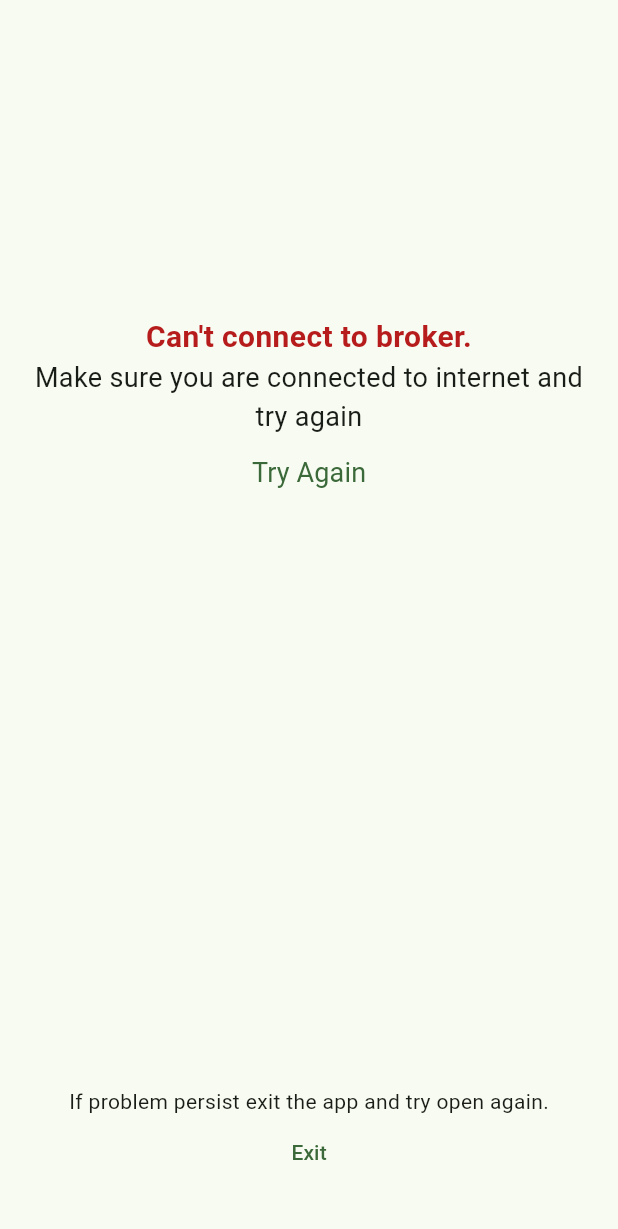
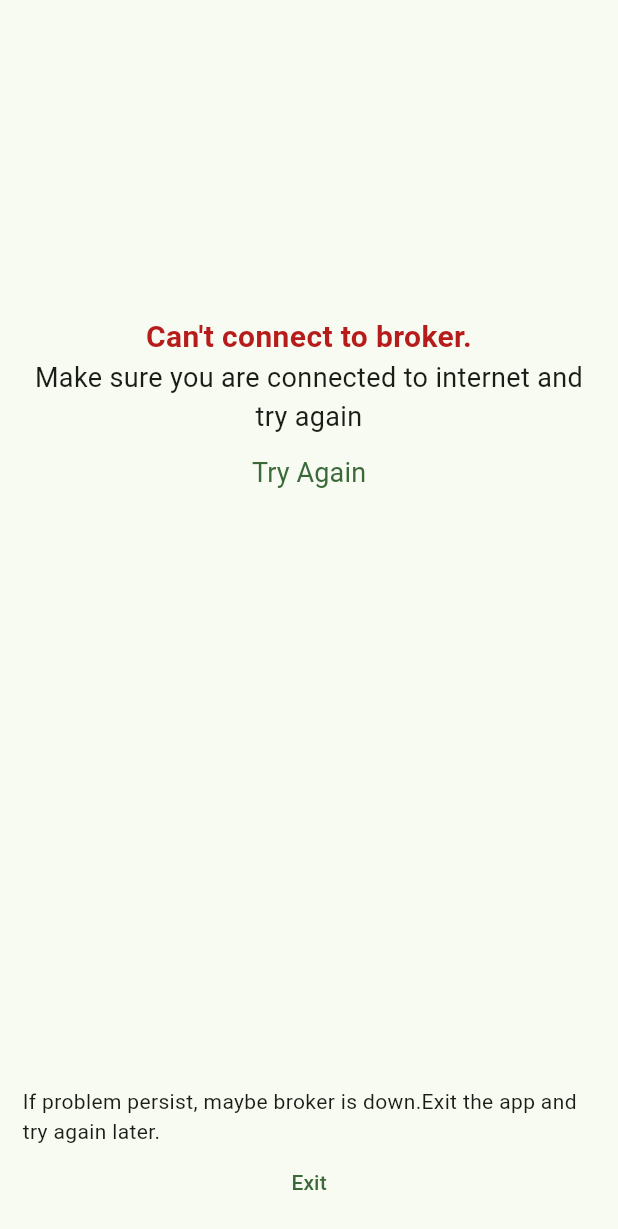
Before and after one commit to makis73/new_gardenifi, a Flutter app: the CanNotConnectToBrokerWidget widget shown alone on an empty page, opened directly, after a tap on "Try Again", on a phone screen of 412 x 824 dp. Shown: the top 1229 px of the screen. Run offline on Flutter 3.47's test engine with Material 3 defaults, Android fonts, the phone set to English and light mode, and no system bars; our stand-ins replace flutter_blue_plus, flutter_riverpod, shared_preferences; missing offline and left inert: mqtt_client; accounts and stored records are empty; generated files the repository leaves out were written again.

Commit message:
addressing disconnectig and failure connecting to broker issues

```diff
--- a/lib/src/features/mqtt/presentation/mqtt_controller.dart
+++ b/lib/src/features/mqtt/presentation/mqtt_controller.dart
@@ -128,9 +128,9 @@ class MqttController extends StateNotifier<AsyncValue<void>> {
 }
 
 // ------------> Providers <--------------
-final mqttControllerProvider = StateNotifierProvider<MqttController, AsyncValue>((ref) {
-  return MqttController(ref);
-});
+
+final mqttControllerProvider =
+    StateNotifierProvider<MqttController, AsyncValue>((ref) => MqttController(ref));
 
 //TODO: Providers must receive the initial value from broker
 final valvesTopicProvider = StateProvider<List<String>>((ref) => []);
--- a/lib/src/features/mqtt/presentation/widgets/can_not_connect_to_broker_widget.dart
+++ b/lib/src/features/mqtt/presentation/widgets/can_not_connect_to_broker_widget.dart
@@ -2,6 +2,7 @@ import 'package:flutter/material.dart';
 import 'package:flutter/services.dart';
 import 'package:flutter_riverpod/flutter_riverpod.dart';
 import 'package:new_gardenifi_app/src/constants/text_styles.dart';
+import 'package:new_gardenifi_app/src/features/mqtt/presentation/mqtt_controller.dart';
 import 'package:new_gardenifi_app/src/localization/string_hardcoded.dart';
 
 class CanNotConnectToBrokerWidget extends ConsumerWidget {
@@ -32,18 +33,16 @@ class CanNotConnectToBrokerWidget extends ConsumerWidget {
                 ),
                 TextButton(
                     onPressed: () async {
-                      // TODO: To something
+                      // Reset providers and try to connect to broker
+                      ref.invalidate(mqttControllerProvider);
+                      ref.invalidate(cantConnectProvider);
+                      ref.invalidate(disconnectedProvider);
+                      ref.read(mqttControllerProvider.notifier).setupAndConnectClient();
                     },
                     child: Text(
                       'Try Again'.hardcoded,
                       style: TextStyles.smallNormal,
                     )),
-                // gapH32,
-                // const Icon(
-                //   Icons.wifi_off,
-                //   size: 40,
-                //   color: Colors.blue,
-                // )
               ],
             ),
           ), // A placeholder instead of button while device is not connected
@@ -53,10 +52,10 @@ class CanNotConnectToBrokerWidget extends ConsumerWidget {
               height: 100,
               child: Column(
                 children: [
-                  Text('If problem persist exit the app and try open again.'
-                      .hardcoded),
+                  Text('If problem persist, maybe broker is down.Exit the app and try again later.'.hardcoded),
                   TextButton(
-                      onPressed: () => SystemChannels.platform.invokeMethod('SystemNavigator.pop'),
+                      onPressed: () =>
+                          SystemChannels.platform.invokeMethod('SystemNavigator.pop'),
                       child: Text('Exit'.hardcoded))
                 ],
               ),
```
Also changed, not shown: lib/src/features/mqtt/presentation/programs_screen.dart (+4 -6 lines), lib/src/features/mqtt/presentation/widgets/disconnected_from_broker_widget.dart (+10 -10 lines).
